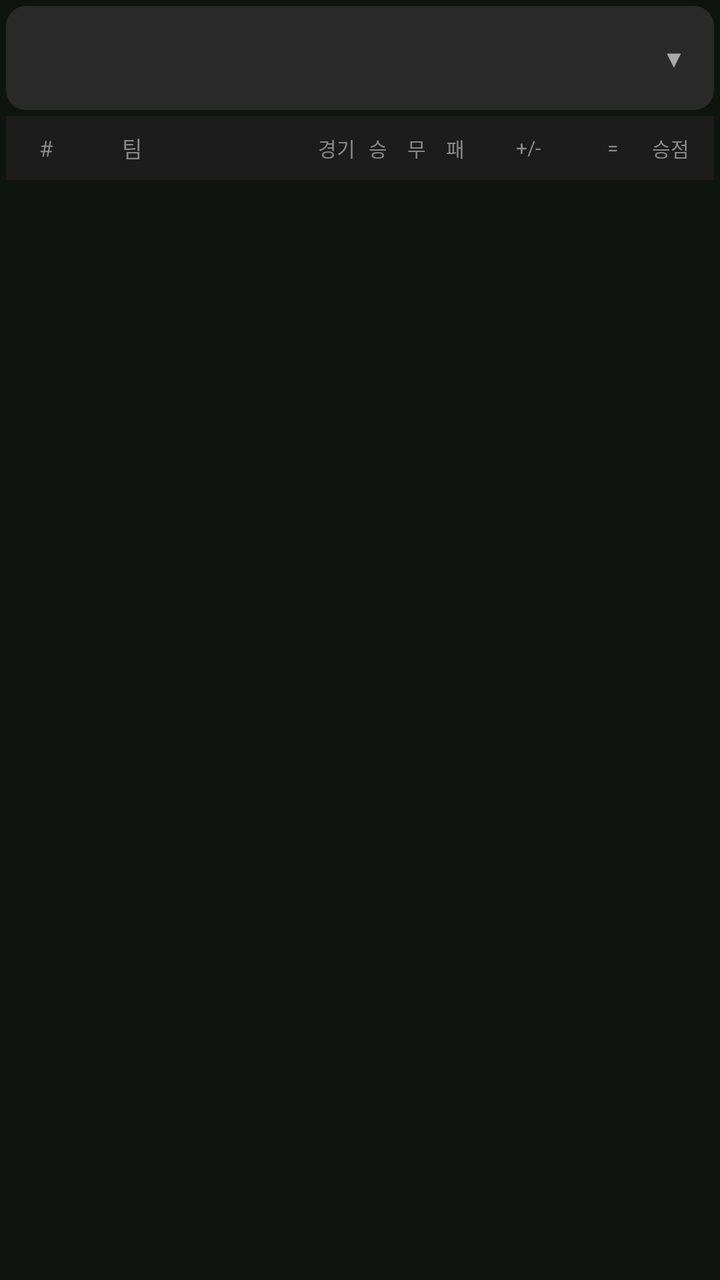
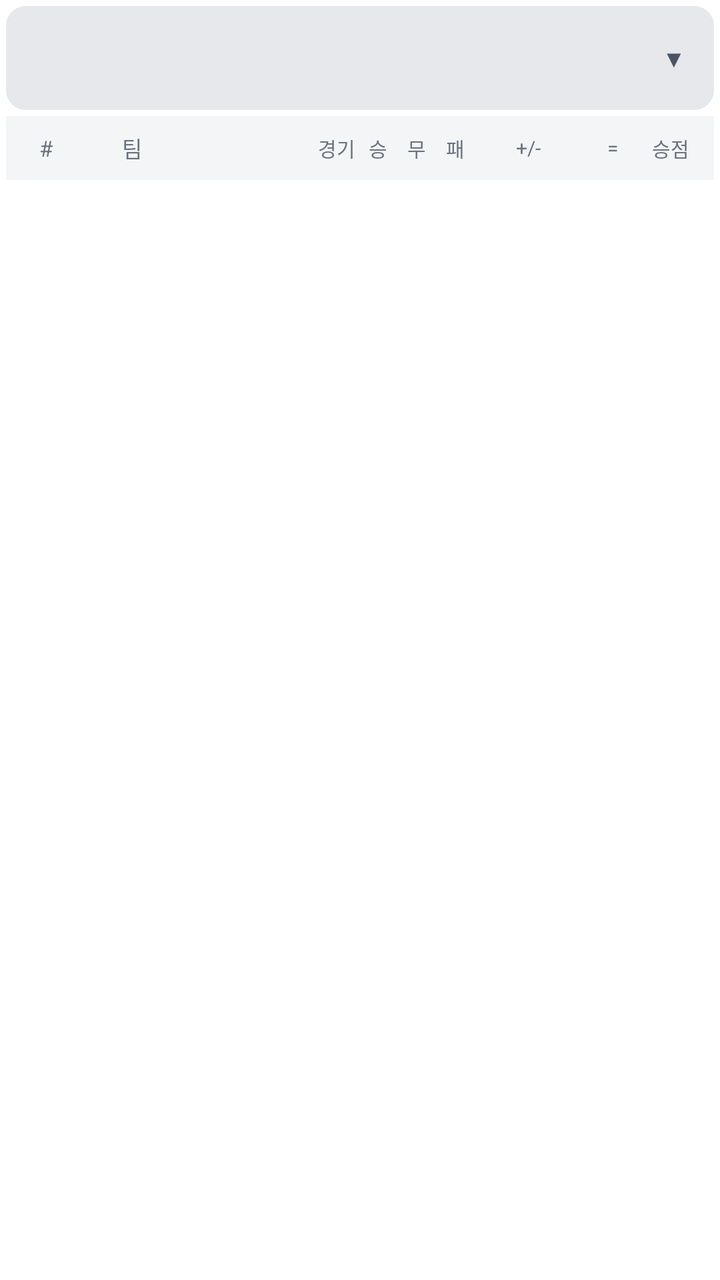

An Android layout rendered at two revisions. The XML below is the earlier revision; the diff shows what the commit changed to produce the second picture.
<!-- AndroidManifest.xml: application theme Theme.MyApplication -->
<!-- res/layout/fragment_team_standings.xml -->
<?xml version="1.0" encoding="utf-8"?>
<LinearLayout xmlns:android="http://schemas.android.com/apk/res/android"
    android:layout_width="match_parent"
    android:layout_height="match_parent"
    android:background="#101411"
    android:orientation="vertical"
    android:padding="3dp">

    
    <LinearLayout
        android:id="@+id/layoutSeasonSelector"
        android:layout_width="match_parent"
        android:layout_height="52dp"
        android:orientation="horizontal"
        android:gravity="center_vertical"
        android:paddingHorizontal="14dp"
        android:background="@drawable/season_selector_bg"
        android:clickable="true"
        android:focusable="true">

        <ImageView
            android:id="@+id/ivLeagueLogo"
            android:layout_width="26dp"
            android:layout_height="26dp" />

        <LinearLayout
            android:layout_width="0dp"
            android:layout_height="wrap_content"
            android:layout_weight="1"
            android:orientation="vertical"
            android:layout_marginStart="10dp">

            <TextView
                android:id="@+id/tvLeagueName"
                android:layout_width="wrap_content"
                android:layout_height="wrap_content"
                android:textColor="#FFFFFF"
                android:textSize="13sp"
                android:textStyle="bold" />

            <TextView
                android:id="@+id/tvCurrentSeason"
                android:layout_width="wrap_content"
                android:layout_height="wrap_content"
                android:textColor="#AAAAAA"
                android:textSize="11sp" />
        </LinearLayout>

        <TextView
            android:id="@+id/tvDropdownArrow"
            android:layout_width="wrap_content"
            android:layout_height="wrap_content"
            android:text="▼"
            android:textColor="#AAAAAA"
            android:textSize="12sp" />
    </LinearLayout>

    
    <ScrollView
        android:id="@+id/scrollSeasonList"
        android:layout_width="match_parent"
        android:layout_height="220dp"
        android:background="#1E1E1E"
        android:visibility="gone">

        <LinearLayout
            android:id="@+id/layoutSeasonList"
            android:layout_width="match_parent"
            android:layout_height="wrap_content"
            android:orientation="vertical" />
    </ScrollView>

    
    <View
        android:layout_width="match_parent"
        android:layout_height="3dp" />

    
    <LinearLayout
        android:layout_width="match_parent"
        android:layout_height="32dp"
        android:orientation="horizontal"
        android:gravity="center_vertical"
        android:paddingHorizontal="8dp"
        android:background="#1C1C1C">

        <TextView android:layout_width="0dp" android:layout_height="wrap_content"
            android:layout_weight="0.5"
            android:text="#" android:textColor="#888888" android:textSize="11sp"
            android:gravity="center"/>
        
        <View android:layout_width="26dp" android:layout_height="1dp"/>
        <TextView android:layout_width="0dp" android:layout_height="wrap_content"
            android:layout_weight="2.0"
            android:text="팀" android:textColor="#888888" android:textSize="11sp"/>
        <TextView android:layout_width="0dp" android:layout_height="wrap_content"
            android:layout_weight="0.45"
            android:text="경기" android:textColor="#888888" android:textSize="10sp"
            android:gravity="center"/>
        <TextView android:layout_width="0dp" android:layout_height="wrap_content"
            android:layout_weight="0.4"
            android:text="승" android:textColor="#888888" android:textSize="10sp"
            android:gravity="center"/>
        <TextView android:layout_width="0dp" android:layout_height="wrap_content"
            android:layout_weight="0.4"
            android:text="무" android:textColor="#888888" android:textSize="10sp"
            android:gravity="center"/>
        <TextView android:layout_width="0dp" android:layout_height="wrap_content"
            android:layout_weight="0.4"
            android:text="패" android:textColor="#888888" android:textSize="10sp"
            android:gravity="center"/>
        <TextView android:layout_width="0dp" android:layout_height="wrap_content"
            android:layout_weight="1.1"
            android:text="+/-" android:textColor="#888888" android:textSize="10sp"
            android:gravity="center"/>
        <TextView android:layout_width="0dp" android:layout_height="wrap_content"
            android:layout_weight="0.65"
            android:text="=" android:textColor="#888888" android:textSize="10sp"
            android:gravity="center"/>
        <TextView android:layout_width="0dp" android:layout_height="wrap_content"
            android:layout_weight="0.55"
            android:text="승점" android:textColor="#888888" android:textSize="10sp"
            android:gravity="center"/>
    </LinearLayout>

    
    <ProgressBar
        android:id="@+id/pbStandingsLoading"
        android:layout_width="wrap_content"
        android:layout_height="48dp"
        android:layout_gravity="center_horizontal"
        android:visibility="gone" />

    
    <androidx.recyclerview.widget.RecyclerView
        android:id="@+id/rvTeamStandings"
        android:layout_width="match_parent"
        android:layout_height="0dp"
        android:layout_weight="1" />

</LinearLayout>
<!-- resources referenced by this layout -->
<resources>
  <!-- drawable season_selector_bg (drawable) -->
  <?xml version="1.0" encoding="utf-8"?>
  <shape xmlns:android="http://schemas.android.com/apk/res/android">
      <solid android:color="#2A2A2A" />
      <corners android:radius="10dp" />
  </shape>
  <style name="Theme.MyApplication" parent="Base.Theme.MyApplication" />
  <style name="Base.Theme.MyApplication" parent="Theme.Material3.DayNight.NoActionBar">
          
          
      </style>
</resources>

<!-- the commit's change to res/layout/fragment_team_standings.xml (unified diff, before → after) -->
@@ -2,7 +2,7 @@
 <LinearLayout xmlns:android="http://schemas.android.com/apk/res/android"
     android:layout_width="match_parent"
     android:layout_height="match_parent"
-    android:background="#101411"
+    android:background="@color/bg"
     android:orientation="vertical"
     android:padding="3dp">
 
@@ -34,7 +34,7 @@
                 android:id="@+id/tvLeagueName"
                 android:layout_width="wrap_content"
                 android:layout_height="wrap_content"
-                android:textColor="#FFFFFF"
+                android:textColor="@color/text_primary"
                 android:textSize="13sp"
                 android:textStyle="bold" />
 
@@ -42,7 +42,7 @@
                 android:id="@+id/tvCurrentSeason"
                 android:layout_width="wrap_content"
                 android:layout_height="wrap_content"
-                android:textColor="#AAAAAA"
+                android:textColor="@color/text_muted"
                 android:textSize="11sp" />
         </LinearLayout>
 
@@ -51,7 +51,7 @@
             android:layout_width="wrap_content"
             android:layout_height="wrap_content"
             android:text="▼"
-            android:textColor="#AAAAAA"
+            android:textColor="@color/text_muted"
             android:textSize="12sp" />
     </LinearLayout>
 
@@ -60,7 +60,7 @@
         android:id="@+id/scrollSeasonList"
         android:layout_width="match_parent"
         android:layout_height="220dp"
-        android:background="#1E1E1E"
+        android:background="@color/surface"
         android:visibility="gone">
 
         <LinearLayout
@@ -82,44 +82,44 @@
         android:orientation="horizontal"
         android:gravity="center_vertical"
         android:paddingHorizontal="8dp"
-        android:background="#1C1C1C">
+        android:background="@color/surface">
 
         <TextView android:layout_width="0dp" android:layout_height="wrap_content"
             android:layout_weight="0.5"
-            android:text="#" android:textColor="#888888" android:textSize="11sp"
+            android:text="#" android:textColor="@color/text_secondary" android:textSize="11sp"
             android:gravity="center"/>
         
         <View android:layout_width="26dp" android:layout_height="1dp"/>
         <TextView android:layout_width="0dp" android:layout_height="wrap_content"
             android:layout_weight="2.0"
-            android:text="팀" android:textColor="#888888" android:textSize="11sp"/>
+            android:text="팀" android:textColor="@color/text_secondary" android:textSize="11sp"/>
         <TextView android:layout_width="0dp" android:layout_height="wrap_content"
             android:layout_weight="0.45"
-            android:text="경기" android:textColor="#888888" android:textSize="10sp"
+            android:text="경기" android:textColor="@color/text_secondary" android:textSize="10sp"
             android:gravity="center"/>
         <TextView android:layout_width="0dp" android:layout_height="wrap_content"
             android:layout_weight="0.4"
-            android:text="승" android:textColor="#888888" android:textSize="10sp"
+            android:text="승" android:textColor="@color/text_secondary" android:textSize="10sp"
             android:gravity="center"/>
         <TextView android:layout_width="0dp" android:layout_height="wrap_content"
             android:layout_weight="0.4"
-            android:text="무" android:textColor="#888888" android:textSize="10sp"
+            android:text="무" android:textColor="@color/text_secondary" android:textSize="10sp"
             android:gravity="center"/>
         <TextView android:layout_width="0dp" android:layout_height="wrap_content"
             android:layout_weight="0.4"
-            android:text="패" android:textColor="#888888" android:textSize="10sp"
+            android:text="패" android:textColor="@color/text_secondary" android:textSize="10sp"
             android:gravity="center"/>
         <TextView android:layout_width="0dp" android:layout_height="wrap_content"
             android:layout_weight="1.1"
-            android:text="+/-" android:textColor="#888888" android:textSize="10sp"
+            android:text="+/-" android:textColor="@color/text_secondary" android:textSize="10sp"
             android:gravity="center"/>
         <TextView android:layout_width="0dp" android:layout_height="wrap_content"
             android:layout_weight="0.65"
-            android:text="=" android:textColor="#888888" android:textSize="10sp"
+            android:text="=" android:textColor="@color/text_secondary" android:textSize="10sp"
             android:gravity="center"/>
         <TextView android:layout_width="0dp" android:layout_height="wrap_content"
             android:layout_weight="0.55"
-            android:text="승점" android:textColor="#888888" android:textSize="10sp"
+            android:text="승점" android:textColor="@color/text_secondary" android:textSize="10sp"
             android:gravity="center"/>
     </LinearLayout>
 
<!-- resource entries referenced after the edit -->
@@ -1,15 +1,28 @@
 <!-- resources referenced by this layout -->
 <resources>
+  <color name="bg">#FFFFFF</color>
+  <color name="surface">#F4F5F7</color>
+  <color name="text_muted">#4B5563</color>
+  <color name="text_primary">#1A1A1A</color>
+  <color name="text_secondary">#6B7280</color>
   <!-- drawable season_selector_bg (drawable) -->
   <?xml version="1.0" encoding="utf-8"?>
   <shape xmlns:android="http://schemas.android.com/apk/res/android">
-      <solid android:color="#2A2A2A" />
+      <solid android:color="@color/surface_variant" />
       <corners android:radius="10dp" />
   </shape>
   <style name="Theme.MyApplication" parent="Base.Theme.MyApplication" />
-  <style name="Base.Theme.MyApplication" parent="Theme.Material3.DayNight.NoActionBar">
-          
-          
+  <color name="surface_variant">#E6E8EB</color>
+  <style name="Base.Theme.MyApplication" parent="Theme.Material3.Light.NoActionBar">
+          <item name="colorPrimary">@color/accent</item>
+          <item name="colorOnPrimary">@color/on_accent</item>
+          <item name="android:windowBackground">@color/bg</item>
+          <item name="android:statusBarColor">@color/bg</item>
+          <item name="android:navigationBarColor">@color/bg</item>
+          <item name="android:windowLightStatusBar">true</item>
+          <item name="android:windowLightNavigationBar" tools:targetApi="o_mr1">true</item>
       </style>
+  <color name="accent">#F2711C</color>
+  <color name="on_accent">#FFFFFF</color>
 </resources>
 
